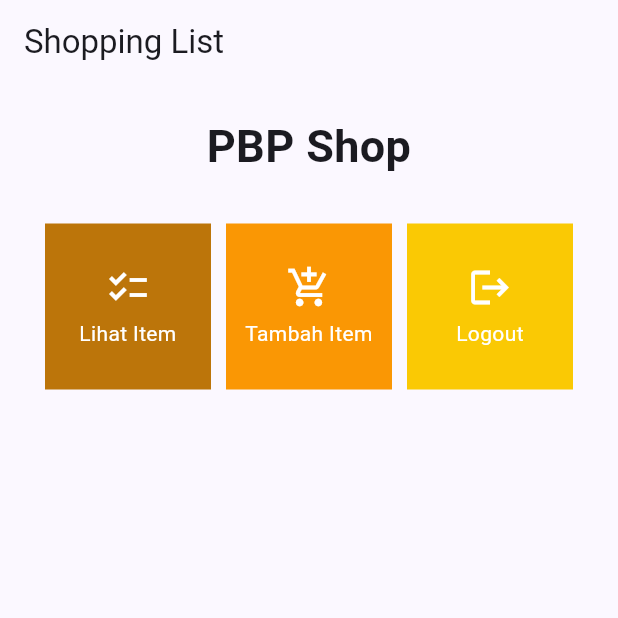
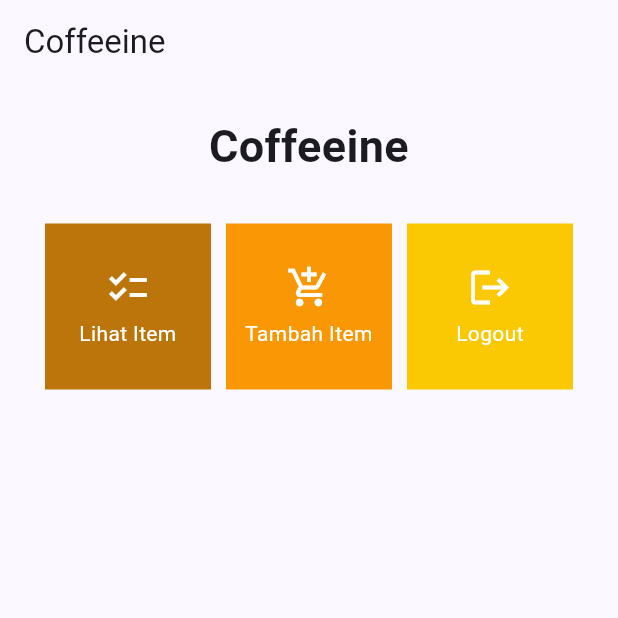
Before and after one commit to odracheer/coffeeine-mobile, a Flutter app: the screen it shows after launch, on a phone screen of 412 x 824 dp, the top half of it. Run offline on Flutter 3.47's test engine with Material 2 defaults, Android fonts, the phone set to English and light mode, and no system bars.

Commit message:
Tugas 7 Done

```diff
--- a/lib/main.dart
+++ b/lib/main.dart
@@ -13,7 +13,7 @@ class MyApp extends StatelessWidget {
   @override
   Widget build(BuildContext context) {
     return MaterialApp(
-      title: 'Flutter Demo',
+      title: 'Coffeeine',
       theme: ThemeData(
         // This is the theme of your application.
         //
--- a/lib/menu.dart
+++ b/lib/menu.dart
@@ -12,11 +12,13 @@ class MyHomePage extends StatelessWidget {
   @override
   Widget build(BuildContext context) {
     return Scaffold(
+
       appBar: AppBar(
         title: const Text(
-          'Shopping List',
+          'Coffeeine',
         ),
       ),
+
       body: SingleChildScrollView(
         // Widget wrapper yang dapat discroll
         child: Padding(
@@ -28,7 +30,7 @@ class MyHomePage extends StatelessWidget {
                 padding: EdgeInsets.only(top: 10.0, bottom: 10.0),
                 // Widget Text untuk menampilkan tulisan dengan alignment center dan style yang sesuai
                 child: Text(
-                  'PBP Shop', // Text yang menandakan toko
+                  'Coffeeine', // Text yang menandakan judul
                   textAlign: TextAlign.center,
                   style: TextStyle(
                     fontSize: 30,
@@ -66,7 +68,9 @@ class ShopCard extends StatelessWidget {
   @override
   Widget build(BuildContext context) {
     return Material(
+
       color: item.color,
+
       child: InkWell(
         // Area responsive terhadap sentuhan
         onTap: () {
```
Also changed, not shown: 1 other file.
